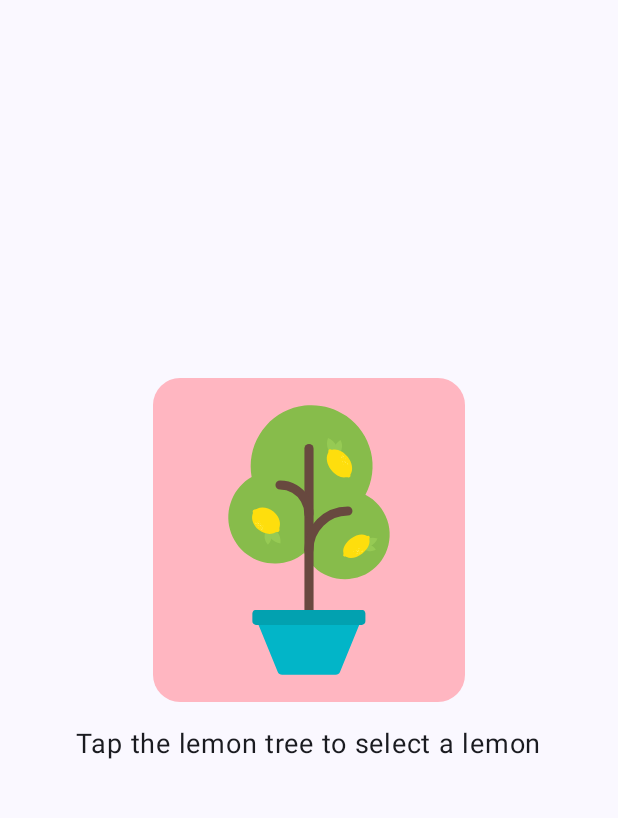
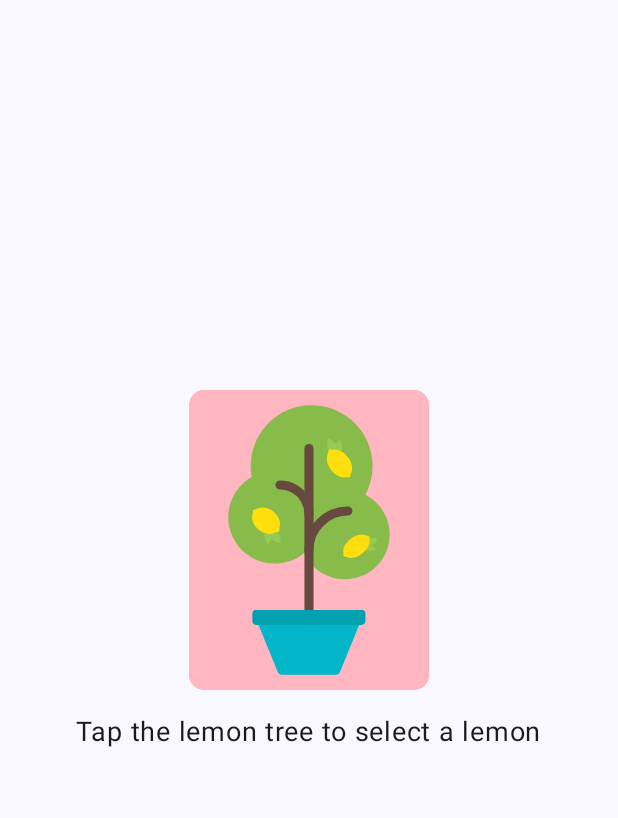
Before and after one commit to AnaDeFence/psychic-dollop, an Android app built with Jetpack Compose: the screen it shows after launch (MainActivity), on a phone screen of 412 x 824 dp, the part 96-914 px from its top. Run offline under Robolectric (Android 15) with nearby library versions, the phone set to English and light mode, and no system bars.

Commit message:
lemonadeapp1 final

```diff
--- a/lemonade1/app/src/main/java/com/example/lemonade1/MainActivity.kt
+++ b/lemonade1/app/src/main/java/com/example/lemonade1/MainActivity.kt
@@ -5,26 +5,22 @@ import androidx.activity.ComponentActivity
 import androidx.activity.compose.setContent
 import androidx.activity.enableEdgeToEdge
 import androidx.compose.foundation.Image
+import androidx.compose.foundation.background
+import androidx.compose.foundation.border
+import androidx.compose.foundation.clickable
 import androidx.compose.foundation.layout.Arrangement
 import androidx.compose.foundation.layout.Column
-import androidx.compose.foundation.layout.Row
 import androidx.compose.foundation.layout.Spacer
-import androidx.compose.foundation.layout.captionBarPadding
 import androidx.compose.foundation.layout.fillMaxSize
-import androidx.compose.foundation.layout.fillMaxWidth
 import androidx.compose.foundation.layout.height
 import androidx.compose.foundation.layout.padding
-import androidx.compose.foundation.layout.wrapContentSize
 import androidx.compose.foundation.shape.RoundedCornerShape
-import androidx.compose.material3.Button
-import androidx.compose.material3.ButtonDefaults
 import androidx.compose.material3.CenterAlignedTopAppBar
 import androidx.compose.material3.ExperimentalMaterial3Api
 import androidx.compose.material3.MaterialTheme
 import androidx.compose.material3.Scaffold
 import androidx.compose.material3.Surface
 import androidx.compose.material3.Text
-import androidx.compose.material3.TopAppBar
 import androidx.compose.material3.TopAppBarDefaults
 import androidx.compose.runtime.Composable
 import androidx.compose.runtime.getValue
@@ -33,7 +29,7 @@ import androidx.compose.runtime.remember
 import androidx.compose.runtime.setValue
 import androidx.compose.ui.Alignment
 import androidx.compose.ui.Modifier
-import androidx.compose.ui.draw.paint
+import androidx.compose.ui.draw.clip
 import androidx.compose.ui.graphics.Color
 import androidx.compose.ui.res.painterResource
 import androidx.compose.ui.res.stringResource
@@ -94,6 +90,8 @@ fun LemonadeAppWithTopBar(
 fun LemonadeWithImages(modifier: Modifier = Modifier){
 
     var result by remember { mutableStateOf( 1) }
+    var taps by remember { mutableStateOf(0) }
+    var nededdtaps by remember { mutableStateOf(0) }
     val imageResource = when(result){
         1->R.drawable.lemon_tree
         2->R.drawable.lemon_squeeze
@@ -112,17 +110,40 @@ fun LemonadeWithImages(modifier: Modifier = Modifier){
         verticalArrangement = Arrangement.Center
     ) {
 
-        Button(
-            onClick = { },
-            shape = RoundedCornerShape(18.dp),
-            colors = ButtonDefaults.buttonColors(
-                containerColor = Color(0xFFFFB6C1)
+
+
+            Image(
+
+                painter = painterResource(imageResource),
+                contentDescription = result.toString(),
+                modifier = Modifier
+                    .clip(RoundedCornerShape(10.dp))
+                    .background(Color(0xFFFFB6C1))
+                    .border(
+                        width = 2.dp,
+                        color = Color(0xFFFFB6C1),
+                        shape = RoundedCornerShape(10.dp)
+                    )
+
+                    .clickable{
+                        when(result){
+                            1->{
+                                result=2
+                                taps = 0
+                                nededdtaps = (2..4).random()
+
+                            }2->{
+                                taps ++
+                                if(taps>= nededdtaps){
+                                    result=3
+                                    taps=0
+                                }
+                            }3->result=4
+                            4->result=1
+                        }
+                    }
             )
-        ) {
-            Image(
-            painter = painterResource(imageResource),
-            contentDescription = result.toString())
-        }
+
 
         Spacer(modifier= Modifier.height(16.dp))
         Text(
@@ -137,8 +158,8 @@ fun LemonadeWithImages(modifier: Modifier = Modifier){
 
 @Preview(showBackground = true)
 @Composable
-fun LemonadeApp(){
-    LemonadeAppWithTopBar(
-
-    )
+fun DefaultPreview(){
+    Lemonade1Theme{
+        LemonadeAppWithTopBar()
+    }
 }
```
